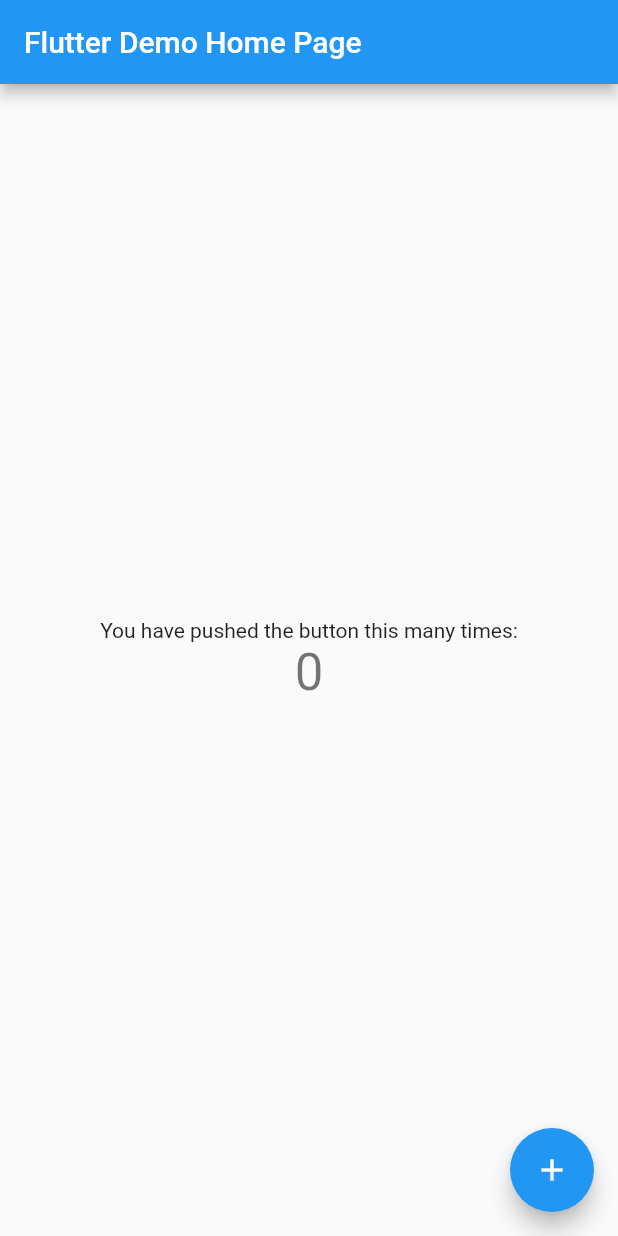
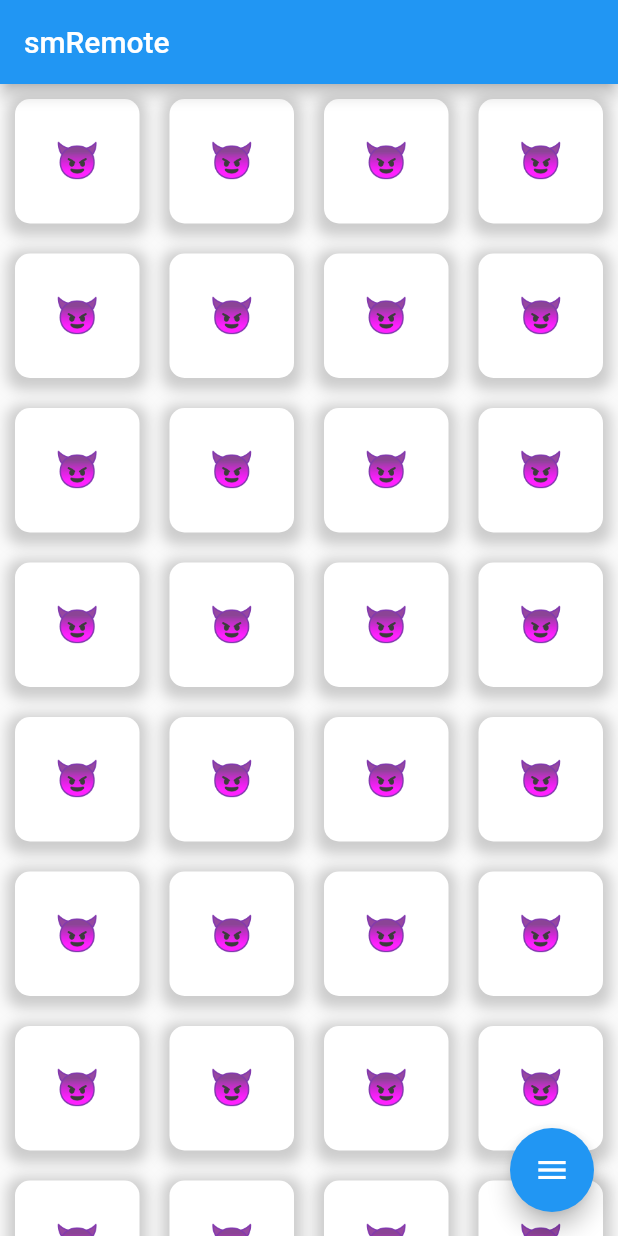
Before and after one commit to riodw/flutter.smRemote, a Flutter app: the screen it shows after launch, on a phone screen of 412 x 824 dp. Run offline on Flutter 3.47's test engine with Material 2 defaults, Android fonts, the phone set to English and light mode, and no system bars.

Commit message:
Start app;

```diff
--- a/lib/main.dart
+++ b/lib/main.dart
@@ -9,7 +9,7 @@
   @override
   Widget build(BuildContext context) {
     return MaterialApp(
-      title: 'Flutter Demo',
+      title: 'smRemote',
       theme: ThemeData(
         // This is the theme of your application.
         //
@@ -26,7 +26,7 @@
         // closer together (more dense) than on mobile platforms.
         visualDensity: VisualDensity.adaptivePlatformDensity,
       ),
-      home: MyHomePage(title: 'Flutter Demo Home Page'),
+      home: MyHomePage(title: 'smRemote'),
     );
   }
 }
@@ -78,39 +78,46 @@
         title: Text(widget.title),
       ),
       body: Center(
-        // Center is a layout widget. It takes a single child and positions it
-        // in the middle of the parent.
-        child: Column(
-          // Column is also a layout widget. It takes a list of children and
-          // arranges them vertically. By default, it sizes itself to fit its
-          // children horizontally, and tries to be as tall as its parent.
-          //
-          // Invoke "debug painting" (press "p" in the console, choose the
-          // "Toggle Debug Paint" action from the Flutter Inspector in Android
-          // Studio, or the "Toggle Debug Paint" command in Visual Studio Code)
-          // to see the wireframe for each widget.
-          //
-          // Column has various properties to control how it sizes itself and
-          // how it positions its children. Here we use mainAxisAlignment to
-          // center the children vertically; the main axis here is the vertical
-          // axis because Columns are vertical (the cross axis would be
-          // horizontal).
-          mainAxisAlignment: MainAxisAlignment.center,
-          children: <Widget>[
-            Text(
-              'You have pushed the button this many times:',
-            ),
-            Text(
-              '$_counter',
-              style: Theme.of(context).textTheme.headline4,
-            ),
-          ],
+        child: GridView.count(
+          crossAxisCount: 4,
+          children: List.generate(
+            32,
+            (index) {
+              return Container(
+                margin: EdgeInsets.all(10),
+                child: Center(
+                  child: Text(
+                    '😈',
+                    // 'Item $index',
+                    style: Theme.of(context).textTheme.headline5,
+                  ),
+                ),
+                decoration: BoxDecoration(
+                  color: Colors.white,
+                  borderRadius: BorderRadius.only(
+                    topLeft: Radius.circular(10),
+                    topRight: Radius.circular(10),
+                    bottomLeft: Radius.circular(10),
+                    bottomRight: Radius.circular(10),
+                  ),
+                  boxShadow: [
+                    BoxShadow(
+                      color: Colors.grey.withOpacity(0.5),
+                      spreadRadius: 5,
+                      blurRadius: 7,
+                      offset: Offset(0, 3), // changes position of shadow
+                    ),
+                  ],
+                ),
+              );
+            },
+          ),
         ),
       ),
       floatingActionButton: FloatingActionButton(
         onPressed: _incrementCounter,
         tooltip: 'Increment',
-        child: Icon(Icons.add),
+        child: Icon(Icons.menu),
       ), // This trailing comma makes auto-formatting nicer for build methods.
     );
   }
```
Also changed, not shown: pubspec.yaml (+28 -3 lines), pubspec.lock, 4 other files.
